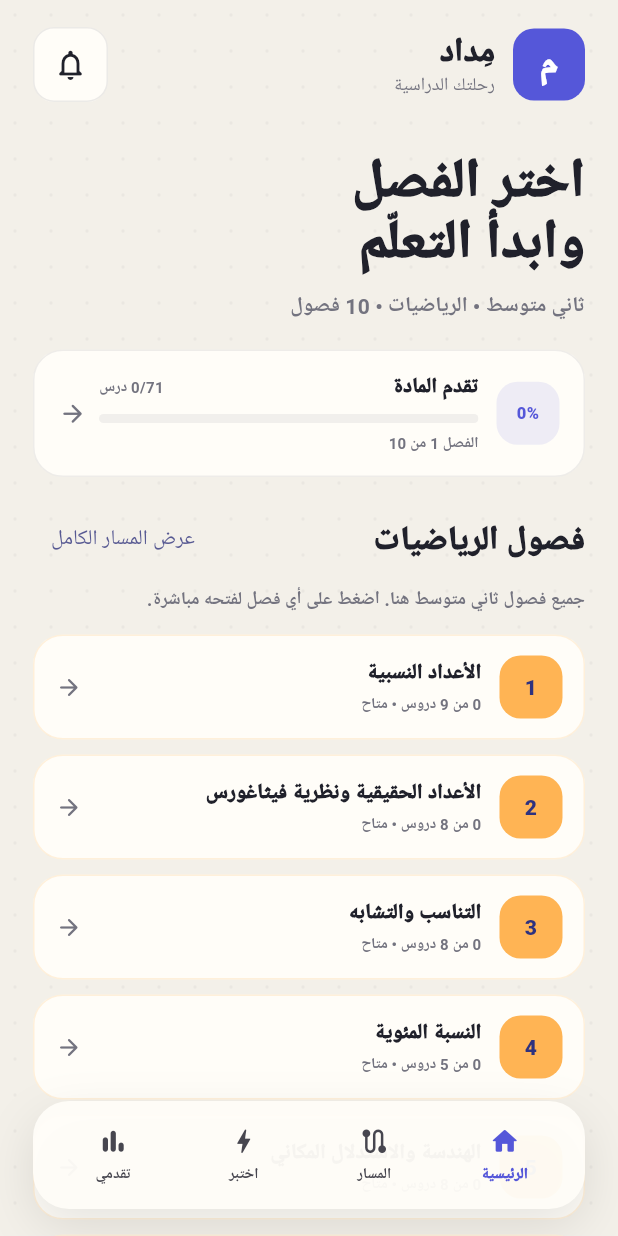
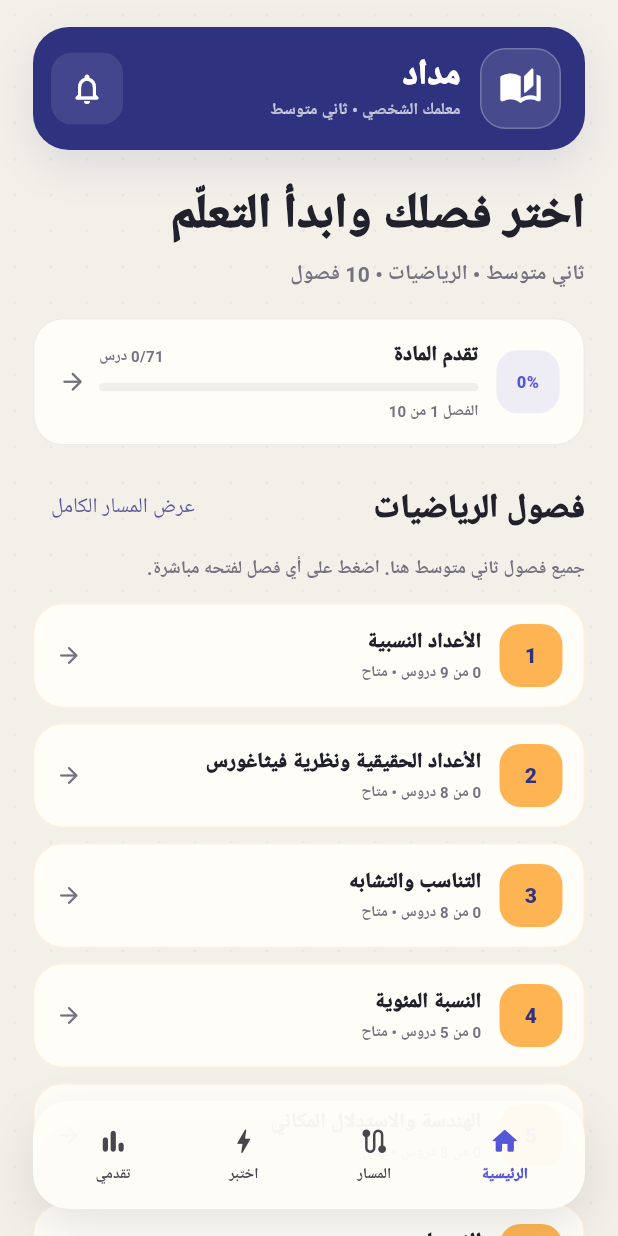
Before and after one commit to gehadalyafai-spec/midad, a Flutter app: the screen it shows after launch, on a phone screen of 412 x 824 dp. Run offline on Flutter 3.47's test engine with Material 3 defaults, Android fonts, the phone set to English and light mode, and no system bars; drawn by our look-alikes of flutter_animate; our stand-ins replace shared_preferences, shimmer.

Commit message:
Refine home header and mobile typography

```diff
--- a/lib/features/home/home_screen.dart
+++ b/lib/features/home/home_screen.dart
@@ -343,14 +343,15 @@
               mutedColor: muted,
               surface: surface,
             ).animate().fadeIn(duration: 300.ms),
-            const SizedBox(height: 34),
-            Text(
-              'اختر الفصل\nوابدأ التعلّم',
-              style: Theme.of(context).textTheme.displaySmall?.copyWith(
+            const SizedBox(height: 24),
+            Text(
+              'اختر فصلك وابدأ التعلّم',
+              maxLines: 2,
+              style: Theme.of(context).textTheme.headlineLarge?.copyWith(
                     color: text,
                     fontWeight: FontWeight.w900,
-                    height: 1.08,
-                    letterSpacing: -1.5,
+                    height: 1.18,
+                    letterSpacing: -0.5,
                   ),
             )
                 .animate(delay: 70.ms)
@@ -860,59 +861,78 @@
 
   @override
   Widget build(BuildContext context) {
-    return Row(
+    return Container(
+      padding: const EdgeInsetsDirectional.fromSTEB(16, 14, 12, 14),
+      decoration: BoxDecoration(
+        color: AppColors.primaryDark,
+        borderRadius: BorderRadius.circular(24),
+        boxShadow: [
+          BoxShadow(
+            color: AppColors.primaryDark.withValues(alpha: 0.12),
+            blurRadius: 24,
+            offset: const Offset(0, 10),
+          ),
+        ],
+      ),
+      child: Row(
         children: [
           Container(
-          width: 48,
-          height: 48,
-          alignment: Alignment.center,
+            width: 54,
+            height: 54,
             decoration: BoxDecoration(
-            color: AppColors.primary,
-            borderRadius: BorderRadius.circular(14),
-          ),
-          child: const Text(
-            'م',
+              color: Colors.white.withValues(alpha: 0.12),
+              borderRadius: BorderRadius.circular(17),
+              border: Border.all(color: Colors.white24),
+            ),
+            child: const Icon(
+              Icons.auto_stories_rounded,
+              color: Colors.white,
+              size: 29,
+            ),
+          ),
+          const SizedBox(width: 13),
+          const Expanded(
+            child: Column(
+              crossAxisAlignment: CrossAxisAlignment.start,
+              children: [
+                Text(
+                  'مداد',
+                  maxLines: 1,
                   style: TextStyle(
                     color: Colors.white,
-              fontSize: 24,
+                    fontSize: 23,
+                    height: 1.15,
                     fontWeight: FontWeight.w900,
                   ),
                 ),
-        ),
-        const SizedBox(width: 12),
-        Column(
-          crossAxisAlignment: CrossAxisAlignment.start,
-          children: [
-            Text(
-              'مِداد',
-              style: Theme.of(context).textTheme.titleLarge?.copyWith(
-                    color: textColor,
-                    fontWeight: FontWeight.w900,
-                  ),
-            ),
-            Text(
-              'رحلتك الدراسية',
-              style: Theme.of(context).textTheme.bodySmall?.copyWith(
-                    color: mutedColor,
-                  ),
-            ),
-          ],
-        ),
-        const Spacer(),
-        Container(
-          decoration: BoxDecoration(
-            color: surface,
+                SizedBox(height: 3),
+                Text(
+                  'معلمك الشخصي • ثاني متوسط',
+                  maxLines: 1,
+                  overflow: TextOverflow.ellipsis,
+                  style: TextStyle(
+                    color: Colors.white70,
+                    fontSize: 11,
+                    fontWeight: FontWeight.w700,
+                  ),
+                ),
+              ],
+            ),
+          ),
+          const SizedBox(width: 8),
+          Material(
+            color: Colors.white.withValues(alpha: 0.10),
             borderRadius: BorderRadius.circular(14),
-            border: Border.all(
-              color: mutedColor.withValues(alpha: 0.14),
-            ),
-          ),
             child: IconButton(
-            onPressed: () {},
-            icon: Icon(Icons.notifications_none_rounded, color: textColor),
-          ),
-        ),
-      ],
+              onPressed: null,
+              icon: Icon(
+                Icons.notifications_none_rounded,
+                color: Colors.white,
+              ),
+            ),
+          ),
+        ],
+      ),
     );
   }
 }
@@ -1299,22 +1319,25 @@
       borderRadius: BorderRadius.circular(24),
       child: Container(
         height: 138,
-      padding: const EdgeInsets.all(18),
+        padding: const EdgeInsets.all(16),
         decoration: BoxDecoration(
           color: AppColors.primary,
           borderRadius: BorderRadius.circular(24),
         ),
-      child: Row(
+        child: Column(
+          crossAxisAlignment: CrossAxisAlignment.start,
+          children: [
+            Row(
               children: [
                 SizedBox(
-            width: 58,
-            height: 58,
+                  width: 44,
+                  height: 44,
                   child: Stack(
                     alignment: Alignment.center,
                     children: [
                       CircularProgressIndicator(
                         value: progress,
-                  strokeWidth: 6,
+                        strokeWidth: 5,
                         backgroundColor: Colors.white24,
                         valueColor:
                             const AlwaysStoppedAnimation<Color>(Colors.white),
@@ -1324,21 +1347,41 @@
                         style: const TextStyle(
                           color: Colors.white,
                           fontWeight: FontWeight.w900,
-                    fontSize: 11,
-                  ),
-                ),
-              ],
-            ),
-          ),
-          const SizedBox(width: 12),
-          Expanded(
-            child: Text(
-              '$completed من $total\nمكتمل',
+                          fontSize: 9,
+                        ),
+                      ),
+                    ],
+                  ),
+                ),
+                const Spacer(),
+                const Icon(
+                  Icons.trending_up_rounded,
+                  color: Colors.white70,
+                  size: 20,
+                ),
+              ],
+            ),
+            const Spacer(),
+            Text(
+              '$completed من $total دروس',
+              maxLines: 1,
+              overflow: TextOverflow.ellipsis,
+              textDirection: TextDirection.rtl,
               style: const TextStyle(
                 color: Colors.white,
-                fontWeight: FontWeight.w800,
-                height: 1.35,
-              ),
+                fontSize: 13,
+                fontWeight: FontWeight.w900,
+              ),
+            ),
+            const SizedBox(height: 2),
+            const Text(
+              'مكتملة في الفصل',
+              maxLines: 1,
+              overflow: TextOverflow.ellipsis,
+              style: TextStyle(
+                color: Colors.white70,
+                fontSize: 10,
+                fontWeight: FontWeight.w700,
               ),
             ),
           ],
```
Lines whose indentation alone changed are shown as unchanged.
